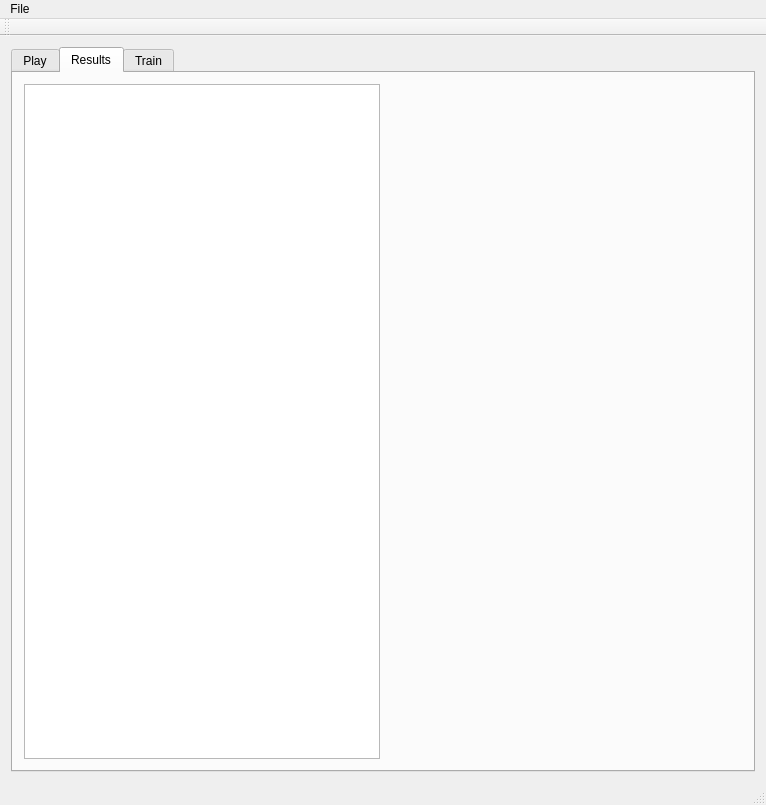
Qt form TIPE_Hex_QT/mainwindow.ui (Phyronnaz/TIPE_Hex) before a commit.
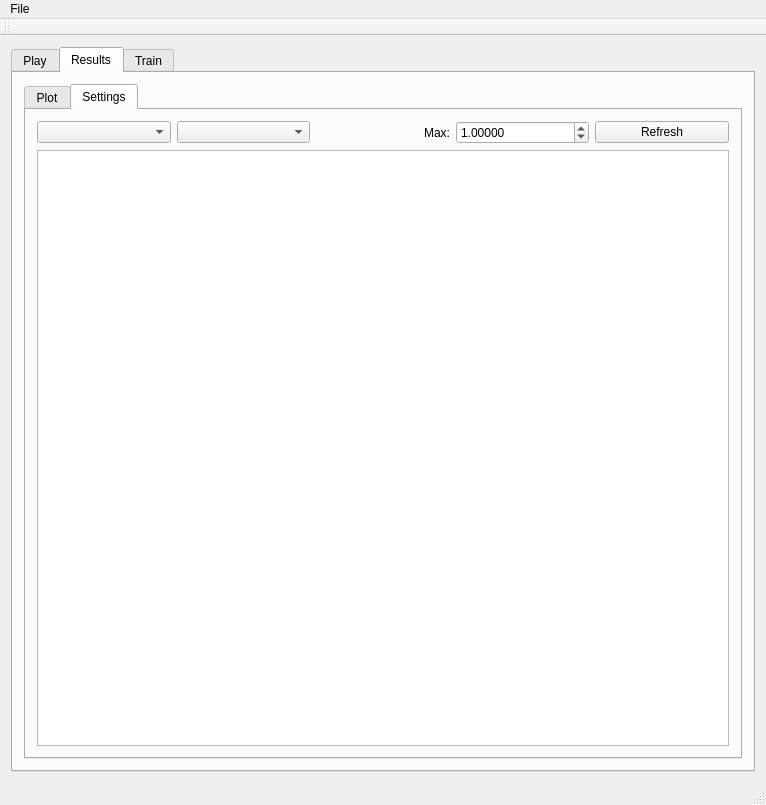
The same form after that commit. The open tabs and pages were chosen to show the change.

Commit message: Colormaps combo box

```diff
--- a/TIPE_Hex_QT/mainwindow.ui
+++ b/TIPE_Hex_QT/mainwindow.ui
@@ -14,7 +14,7 @@
    <string>MainWindow</string>
   </property>
   <widget class="QWidget" name="centralWidget">
-   <layout class="QHBoxLayout" name="horizontalLayout">
+   <layout class="QVBoxLayout" name="verticalLayout_2">
     <item>
      <widget class="QTabWidget" name="tabWidget">
       <property name="currentIndex">
@@ -376,25 +376,86 @@
        </attribute>
        <layout class="QHBoxLayout" name="horizontalLayoutResultsTab">
         <item>
-         <widget class="QListWidget" name="listWidgetResults">
-          <property name="sizePolicy">
-           <sizepolicy hsizetype="Preferred" vsizetype="Expanding">
-            <horstretch>0</horstretch>
-            <verstretch>0</verstretch>
-           </sizepolicy>
+         <widget class="QTabWidget" name="tabWidget_2">
+          <property name="currentIndex">
+           <number>0</number>
           </property>
+          <widget class="QWidget" name="tabPlot">
+           <attribute name="title">
+            <string>Plot</string>
+           </attribute>
+           <layout class="QVBoxLayout" name="verticalLayout">
+            <item>
+             <layout class="QVBoxLayout" name="verticalLayoutResults">
+              <item>
+               <widget class="QWidget" name="widgetResultsPlot" native="true"/>
+              </item>
+              <item>
+               <widget class="QWidget" name="widgetResultsToolbar" native="true"/>
+              </item>
+             </layout>
+            </item>
+           </layout>
+          </widget>
+          <widget class="QWidget" name="tabSettings">
+           <attribute name="title">
+            <string>Settings</string>
+           </attribute>
+           <layout class="QVBoxLayout" name="verticalLayout_3">
+            <item>
+             <layout class="QHBoxLayout" name="horizontalLayout">
+              <item>
+               <widget class="QComboBox" name="comboBoxColorVariable"/>
+              </item>
+              <item>
+               <widget class="QComboBox" name="comboBoxColorMaps"/>
+              </item>
+              <item>
+               <widget class="QLabel" name="label">
+                <property name="text">
+                 <string>Max:</string>
+                </property>
+                <property name="alignment">
+                 <set>Qt::AlignRight|Qt::AlignTrailing|Qt::AlignVCenter</set>
+                </property>
+               </widget>
+              </item>
+              <item>
+               <widget class="QDoubleSpinBox" name="doubleSpinBoxMaxPlot">
+                <property name="decimals">
+                 <number>5</number>
+                </property>
+                <property name="maximum">
+                 <double>999999999999999929757289024535551219930759168.000000000000000</double>
+                </property>
+                <property name="value">
+                 <double>1.000000000000000</double>
+                </property>
+               </widget>
+              </item>
+              <item>
+               <widget class="QPushButton" name="pushButtonRefresh">
+                <property name="text">
+                 <string>Refresh</string>
+                </property>
+               </widget>
+              </item>
+             </layout>
+            </item>
+            <item>
+             <widget class="QListWidget" name="listWidgetResults">
+              <property name="sizePolicy">
+               <sizepolicy hsizetype="Preferred" vsizetype="Expanding">
+                <horstretch>0</horstretch>
+                <verstretch>0</verstretch>
+               </sizepolicy>
+              </property>
+             </widget>
+            </item>
+           </layout>
+          </widget>
          </widget>
         </item>
-        <item>
-         <layout class="QVBoxLayout" name="verticalLayoutResults">
-          <item>
-           <widget class="QWidget" name="widgetResultsPlot" native="true"/>
-          </item>
-          <item>
-           <widget class="QWidget" name="widgetResultsToolbar" native="true"/>
-          </item>
-         </layout>
-        </item>
        </layout>
       </widget>
       <widget class="QWidget" name="trainTab">
```
Left out of the diff: 6 changed lines with no effect on the pictures. The commit also changes 5 other files.
